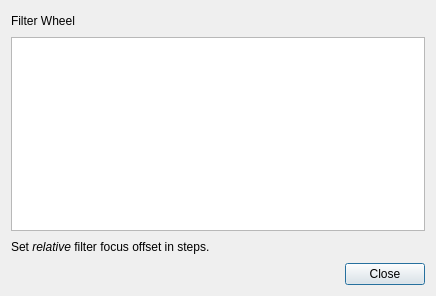
Old version of the form kstars/ekos/auxiliary/filtersettings.ui in the repository KDE/kstars.
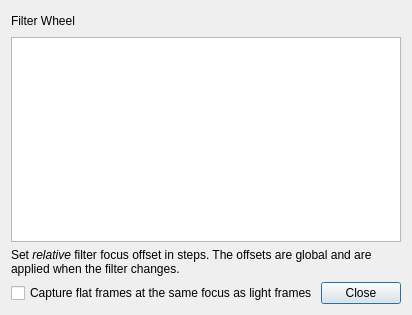
New version of the form.

Commit message: Move flat focus option to filter manager for clarity

Patch:
```diff
--- a/kstars/ekos/auxiliary/filtersettings.ui
+++ b/kstars/ekos/auxiliary/filtersettings.ui
@@ -6,8 +6,8 @@
    <rect>
     <x>0</x>
     <y>0</y>
-    <width>436</width>
-    <height>296</height>
+    <width>371</width>
+    <height>315</height>
    </rect>
   </property>
   <property name="windowTitle">
@@ -69,27 +69,35 @@
    </item>
    <item>
     <layout class="QHBoxLayout" name="horizontalLayout_2">
+     <property name="spacing">
+      <number>3</number>
+     </property>
      <item>
       <widget class="QLabel" name="label_2">
        <property name="text">
-        <string>&lt;html&gt;&lt;head/&gt;&lt;body&gt;&lt;p&gt;Set &lt;span style=&quot; font-style:italic;&quot;&gt;relative&lt;/span&gt; filter focus offset in steps.&lt;/p&gt;&lt;/body&gt;&lt;/html&gt;</string>
+        <string>&lt;html&gt;&lt;head/&gt;&lt;body&gt;&lt;p&gt;Set &lt;span style=&quot; font-style:italic;&quot;&gt;relative&lt;/span&gt; filter focus offset in steps. The offsets are global and are applied when the filter changes.&lt;/p&gt;&lt;/body&gt;&lt;/html&gt;</string>
+       </property>
+       <property name="wordWrap">
+        <bool>true</bool>
        </property>
       </widget>
      </item>
-     <item>
-      <spacer name="horizontalSpacer_2">
-       <property name="orientation">
-        <enum>Qt::Horizontal</enum>
-       </property>
-       <property name="sizeHint" stdset="0">
-        <size>
-         <width>40</width>
-         <height>20</height>
-        </size>
-       </property>
-      </spacer>
-     </item>
     </layout>
+   </item>
+   <item>
+    <layout class="QHBoxLayout" name="horizontalLayout_3">
+     <property name="spacing">
+      <number>3</number>
+     </property>
+     <item>
+      <widget class="QCheckBox" name="kcfg_FlatSyncFocus">
+       <property name="toolTip">
+        <string>&lt;html&gt;&lt;head/&gt;&lt;body&gt;&lt;p&gt;If using a filter wheel and an absolute position focuser, then always remember the focus position of the autofocus process for light frames in each filter. Before a flat frame is captured, the focuser is moved to the same focus point as light frames.&lt;/p&gt;&lt;/body&gt;&lt;/html&gt;</string>
+       </property>
+       <property name="text">
+        <string>Capture flat frames at the same focus as light frames</string>
+       </property>
+      </widget>
    </item>
    <item>
     <widget class="QDialogButtonBox" name="buttonBox">
@@ -100,6 +108,8 @@
       <set>QDialogButtonBox::Close</set>
      </property>
     </widget>
+     </item>
+    </layout>
    </item>
   </layout>
  </widget>
```
Lines whose indentation alone changed are shown as unchanged. The commit also changes 2 other files.
